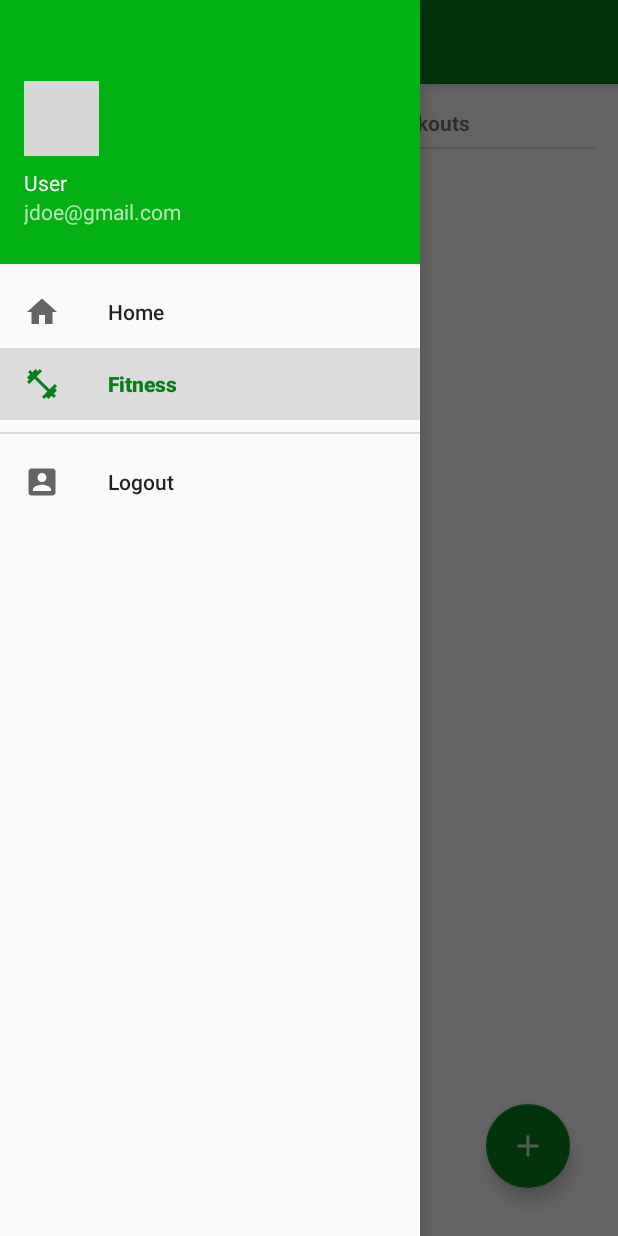
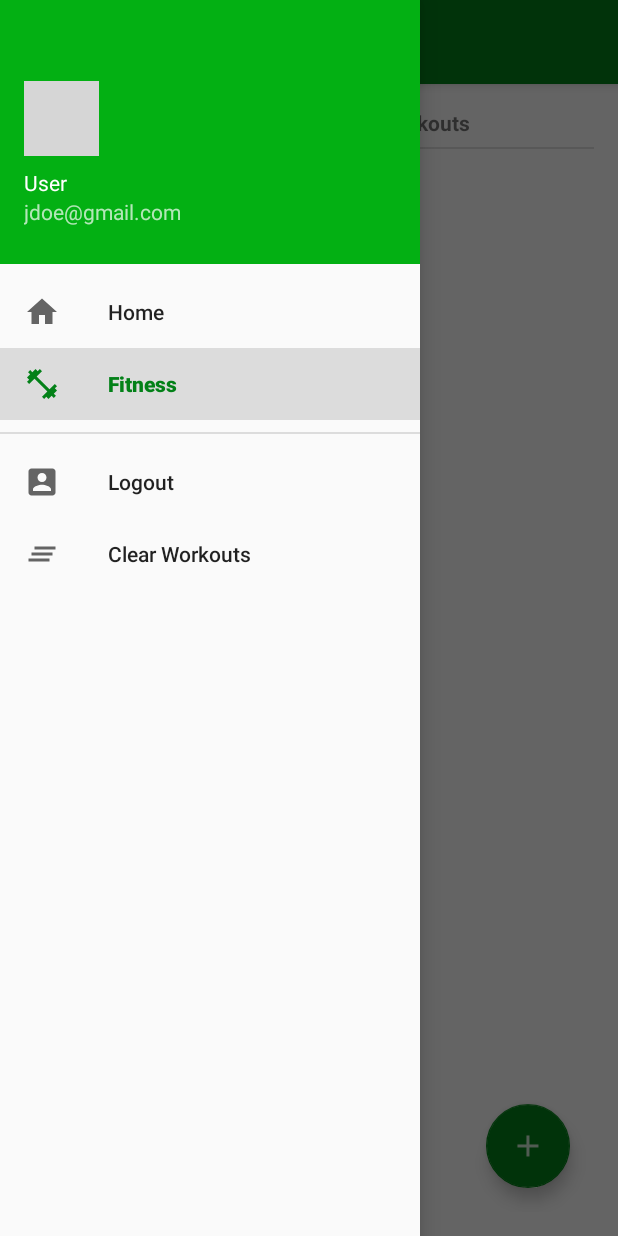
Before and after one commit to vramared/Fitness-Lifestyle, an Android app: the LogWorkouts screen opened directly, with no data from a screen before it, with the side drawer open, on a phone screen of 412 x 824 dp. Run offline under Robolectric (Android 15) with nearby library versions, the phone set to English and light mode, and no system bars; libraries missing offline, so code that uses them is left out: com.facebook, com.facebook.login; plain views replace ProfilePictureView; 2 statements that could not run were skipped; grey boxes are pictures that could not be loaded.

Commit message:
Included workout update functionality

```diff
--- a/app/build.gradle
+++ b/app/build.gradle
@@ -4,7 +4,7 @@ android {
     compileSdkVersion 27
     defaultConfig {
         applicationId "com.example.vin.fitnesslifestyleapp"
-        minSdkVersion 16
+        minSdkVersion 26
         targetSdkVersion 27
         versionCode 1
         versionName "1.0"
--- a/app/src/main/java/com/example/vin/fitnesslifestyleapp/BaseDrawerActivity.java
+++ b/app/src/main/java/com/example/vin/fitnesslifestyleapp/BaseDrawerActivity.java
@@ -31,6 +31,7 @@ import com.facebook.login.widget.ProfilePictureView;
 import org.json.JSONException;
 import org.json.JSONObject;
 
+import java.io.File;
 import java.util.Arrays;
 
 import static android.webkit.ConsoleMessage.MessageLevel.LOG;
@@ -135,6 +136,13 @@ public class BaseDrawerActivity extends AppCompatActivity implements NavigationV
                     LoginManager.getInstance().logOut();
                     finishAffinity();
                     startActivity(new Intent(getApplicationContext(), MainActivity.class));
+                    break;
+                case R.id.clearWorkouts:
+                    File dir = getFilesDir();
+                    File file = new File(dir, "user_data.txt");
+                    boolean deleted = file.delete();
+                    startActivity(new Intent(getApplicationContext(), LogWorkouts.class));
+                    break;
             }
             drawer.closeDrawer(GravityCompat.START);
         }
--- /dev/null
+++ b/app/src/main/res/drawable/ic_clear_all.xml
@@ -0,0 +1,9 @@
+<vector xmlns:android="http://schemas.android.com/apk/res/android"
+        android:width="24dp"
+        android:height="24dp"
+        android:viewportWidth="24.0"
+        android:viewportHeight="24.0">
+    <path
+        android:fillColor="#FF000000"
+        android:pathData="M5,13h14v-2L5,11v2zM3,17h14v-2L3,15v2zM7,7v2h14L21,7L7,7z"/>
+</vector>
--- a/app/src/main/res/menu/drawer_menu.xml
+++ b/app/src/main/res/menu/drawer_menu.xml
@@ -21,6 +21,10 @@
             android:id="@+id/manageUser"
             android:icon="@drawable/ic_user"
             android:title="@string/user_icon"/>
+        <item
+            android:id="@+id/clearWorkouts"
+            android:icon="@drawable/ic_clear_all"
+            android:title="Clear Workouts"/>
 
     </group>
 
```
Also changed, not shown: app/src/main/java/com/example/vin/fitnesslifestyleapp/LogWorkouts.java (+85 -7 lines).
